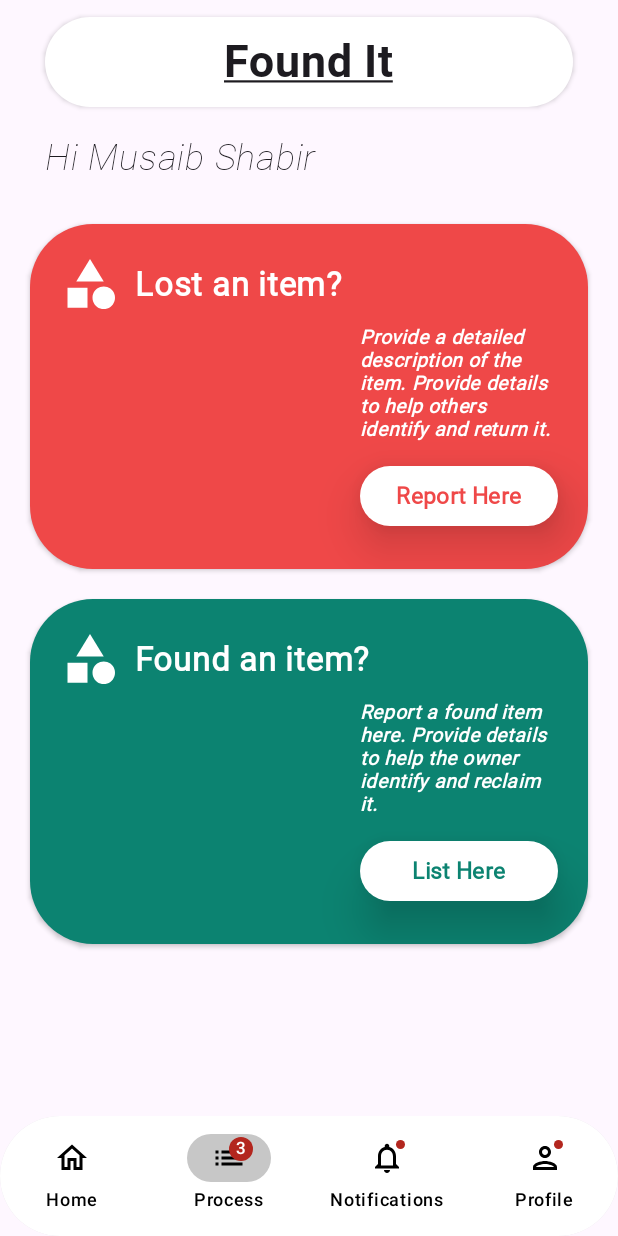
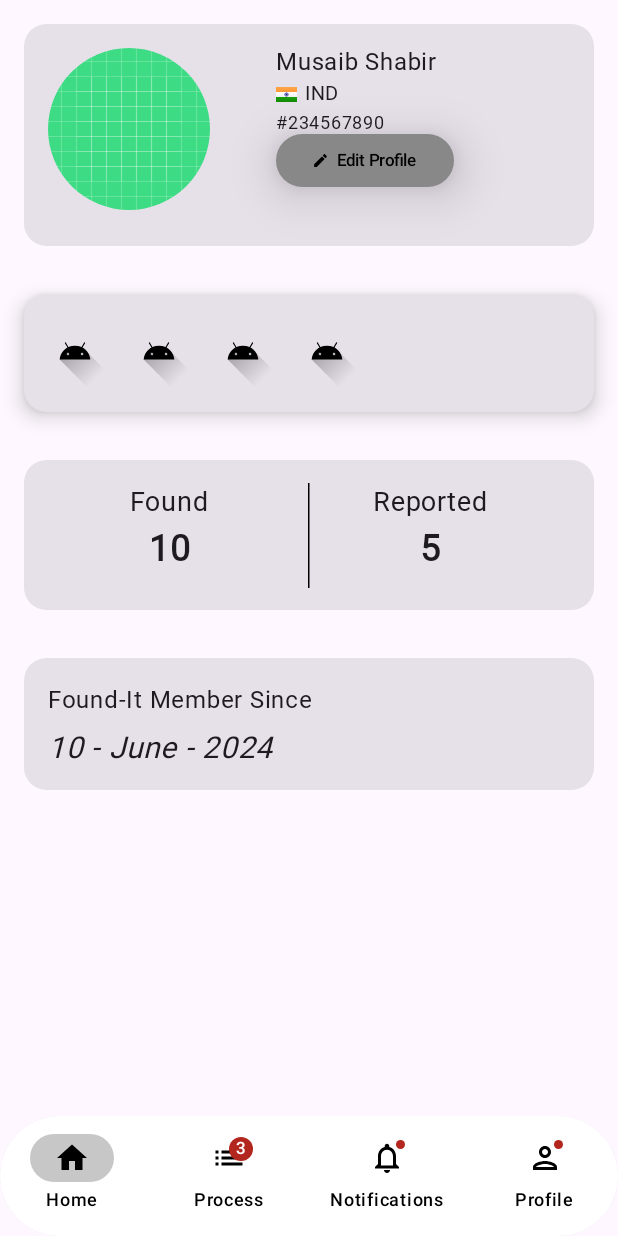
Before and after one commit to MusaibShabir/Found_It, an Android app built with Jetpack Compose: the screen it shows after launch (MainActivity), item 2 of the bottom bar chosen, on a phone screen of 412 x 824 dp. Run offline under Robolectric (Android 15) with nearby library versions, the phone set to English and light mode, and no system bars.

Commit message:
Navigation added from ProfileScreen.kt to HomeScreen.kt

```diff
--- a/app/build.gradle.kts
+++ b/app/build.gradle.kts
@@ -59,6 +59,7 @@ dependencies {
     implementation(libs.androidx.ui.graphics)
     implementation(libs.androidx.ui.tooling.preview)
     implementation(libs.androidx.material3)
+    implementation(libs.androidx.navigation.compose)
     testImplementation(libs.junit)
     androidTestImplementation(libs.androidx.junit)
     androidTestImplementation(libs.androidx.espresso.core)
--- a/app/src/main/java/com/example/foundit/MainActivity.kt
+++ b/app/src/main/java/com/example/foundit/MainActivity.kt
@@ -10,6 +10,7 @@ import androidx.compose.runtime.Composable
 import androidx.compose.ui.Modifier
 import androidx.compose.ui.tooling.preview.Preview
 import com.example.foundit.screens.HomeScreen
+import com.example.foundit.screens.MainScreen
 import com.example.foundit.ui.theme.FoundItTheme
 
 
@@ -21,7 +22,7 @@ class MainActivity : ComponentActivity() {
         enableEdgeToEdge()
         setContent {
             FoundItTheme {
-                HomeScreen(modifier = Modifier)
+                MainScreen(modifier = Modifier)
             }
         }
     }
--- a/app/src/main/java/com/example/foundit/components/NavigationBar.kt
+++ b/app/src/main/java/com/example/foundit/components/NavigationBar.kt
@@ -16,19 +16,23 @@ import androidx.compose.runtime.Composable
 import androidx.compose.runtime.getValue
 import androidx.compose.runtime.mutableIntStateOf
 import androidx.compose.runtime.saveable.rememberSaveable
-import androidx.compose.runtime.setValue
 import androidx.compose.ui.Alignment
 import androidx.compose.ui.Modifier
 import androidx.compose.ui.graphics.Color
-import androidx.compose.ui.tooling.preview.Preview
+
 import androidx.compose.ui.unit.dp
+import androidx.navigation.NavHostController
 import com.example.foundit.data.NavigationItems
 import com.example.foundit.ui.theme.SelectedIcon
 
 
 @Composable
-fun NavigationBar(modifier: Modifier) {
-    var selectedItemIndex by rememberSaveable {
+fun NavigationBar(
+    modifier: Modifier,
+    onItemSelected: (Int) -> Unit,
+    navController: NavHostController
+) {
+    val selectedItemIndex by rememberSaveable {
         mutableIntStateOf(0)
     }
 
@@ -48,7 +52,8 @@ fun NavigationBar(modifier: Modifier) {
                     NavigationBarItem(
                         selected = selectedItemIndex == index,
                         onClick = {
-                            selectedItemIndex = index
+                            onItemSelected(index)
+                            navController.navigate(if (index == 0) "home" else "profile") // Navigate based on index
 
                         },
                         colors = NavigationBarItemColors(
@@ -92,9 +97,10 @@ fun NavigationBar(modifier: Modifier) {
 }
 
 
-
+/*
 @Composable
 @Preview(showBackground = true, showSystemUi = false)
 fun PreviewMainScreen() {
     NavigationBar(modifier = Modifier)
 }
+ */
--- /dev/null
+++ b/app/src/main/java/com/example/foundit/screens/HomeScreen.kt
@@ -0,0 +1,71 @@
+package com.example.foundit.screens
+
+
+import android.annotation.SuppressLint
+import androidx.compose.foundation.layout.Arrangement
+import androidx.compose.foundation.layout.Column
+import androidx.compose.foundation.layout.fillMaxSize
+import androidx.compose.foundation.layout.padding
+import androidx.compose.material3.Scaffold
+import androidx.compose.runtime.Composable
+import androidx.compose.ui.Alignment
+import androidx.compose.ui.Modifier
+import androidx.compose.ui.tooling.preview.Preview
+import androidx.compose.ui.unit.dp
+import com.example.foundit.R
+import com.example.foundit.components.AppName
+import com.example.foundit.components.Greetings
+import com.example.foundit.components.MainCard
+import com.example.foundit.ui.theme.MainGreen
+import com.example.foundit.ui.theme.MainRed
+
+
+@SuppressLint("UnusedMaterial3ScaffoldPaddingParameter")
+@Composable
+fun HomeScreen(modifier: Modifier) {
+    Scaffold(
+        modifier = modifier,
+    ) { innerPadding ->
+        Column(
+            modifier = modifier
+                .fillMaxSize()
+                .padding(innerPadding)
+                .padding(top = 1.dp, start = 20.dp, end = 20.dp),
+            horizontalAlignment = Alignment.CenterHorizontally
+        ) {
+            AppName(modifier = modifier)
+            Greetings(modifier = modifier, name =  "Musaib Shabir")
+
+            Column(
+                modifier = modifier
+                    .fillMaxSize()
+                    .padding(vertical = 20.dp),
+                verticalArrangement = Arrangement.Top,
+                horizontalAlignment = Alignment.CenterHorizontally,
+            ) {
+                MainCard(
+                    modifier = Modifier,
+                    cardHeading = R.string.lost_card_heading,
+                    cardTitle = R.string.lost_card_sub_title,
+                    buttonName = R.string.lost_card_button,
+                    cardColor = MainRed
+                )
+
+                MainCard(
+                    modifier = Modifier,
+                    cardHeading = R.string.found_card_heading,
+                    cardTitle = R.string.found_card_sub_title,
+                    buttonName = R.string.found_card_button,
+                    cardColor = MainGreen
+                )
+
+            }
+        }
+    }
+}
+
+@Composable
+@Preview(showBackground = true, showSystemUi = true)
+fun PreviewMainScreen() {
+    HomeScreen(modifier = Modifier)
+}
--- a/app/src/main/java/com/example/foundit/screens/MainScreen.kt
+++ b/app/src/main/java/com/example/foundit/screens/MainScreen.kt
@@ -1,72 +1,53 @@
 package com.example.foundit.screens
 
-
-import android.annotation.SuppressLint
-import androidx.compose.foundation.layout.Arrangement
-import androidx.compose.foundation.layout.Column
-import androidx.compose.foundation.layout.fillMaxSize
 import androidx.compose.foundation.layout.padding
 import androidx.compose.material3.Scaffold
 import androidx.compose.runtime.Composable
-import androidx.compose.ui.Alignment
+import androidx.compose.runtime.getValue
+import androidx.compose.runtime.mutableIntStateOf
+import androidx.compose.runtime.saveable.rememberSaveable
+import androidx.compose.runtime.setValue
 import androidx.compose.ui.Modifier
-import androidx.compose.ui.tooling.preview.Preview
-import androidx.compose.ui.unit.dp
+import androidx.compose.ui.res.painterResource
+import androidx.navigation.compose.NavHost
+import androidx.navigation.compose.composable
+import androidx.navigation.compose.rememberNavController
 import com.example.foundit.R
-import com.example.foundit.components.AppName
-import com.example.foundit.components.Greetings
-import com.example.foundit.components.MainCard
 import com.example.foundit.components.NavigationBar
-import com.example.foundit.ui.theme.MainGreen
-import com.example.foundit.ui.theme.MainRed
 
-
-@SuppressLint("UnusedMaterial3ScaffoldPaddingParameter")
 @Composable
-fun HomeScreen(modifier: Modifier) {
+fun MainScreen(modifier: Modifier) {
+    var currentScreenIndex by rememberSaveable { mutableIntStateOf(0) }
+    val navController = rememberNavController()
     Scaffold(
         modifier = modifier,
-        bottomBar = { NavigationBar(modifier = modifier) }
+        bottomBar = { NavigationBar(
+            modifier = modifier,
+            onItemSelected = { index -> currentScreenIndex = index },
+            navController = navController
+        ) }
     ) { innerPadding ->
-        Column(
-            modifier = modifier
-                .fillMaxSize()
-                .padding(innerPadding)
-                .padding(top = 1.dp, start = 20.dp, end = 20.dp),
-            horizontalAlignment = Alignment.CenterHorizontally
+
+        NavHost(
+            navController = navController,
+            startDestination = "home",
+            modifier = Modifier.padding(innerPadding)
         ) {
-            AppName(modifier = modifier)
-            Greetings(modifier = modifier, name =  "Musaib Shabir")
-
-            Column(
-                modifier = modifier
-                    .fillMaxSize()
-                    .padding(vertical = 20.dp),
-                verticalArrangement = Arrangement.Top,
-                horizontalAlignment = Alignment.CenterHorizontally,
-            ) {
-                MainCard(
+            composable("home") { HomeScreen(modifier = modifier) }
+            composable("profile") {
+                ProfileScreen(
                     modifier = Modifier,
-                    cardHeading = R.string.lost_card_heading,
-                    cardTitle = R.string.lost_card_sub_title,
-                    buttonName = R.string.lost_card_button,
-                    cardColor = MainRed
-                )
-
-                MainCard(
-                    modifier = Modifier,
-                    cardHeading = R.string.found_card_heading,
-                    cardTitle = R.string.found_card_sub_title,
-                    buttonName = R.string.found_card_button,
-                    cardColor = MainGreen
+                    profileName = "Musaib Shabir",
+                    profilePicture = painterResource(id = R.drawable.ic_launcher_background),
+                    profileCountryFlag = painterResource(id = R.drawable.flag_in),
+                    profileCountryCode = "IND",
+                    profileId = 234567890,
+                    badges = badgeImages,
+                    foundScore = 10,
+                    reportedScore = 5,
+                    memberSince = "10 - June - 2024"
                 )
             }
         }
     }
 }
-
-@Composable
-@Preview(showBackground = true, showSystemUi = true)
-fun PreviewMainScreen() {
-    HomeScreen(modifier = Modifier)
-}
--- a/app/src/main/java/com/example/foundit/screens/ProfileScreen.kt
+++ b/app/src/main/java/com/example/foundit/screens/ProfileScreen.kt
@@ -13,7 +13,6 @@ import androidx.compose.ui.tooling.preview.Preview
 import com.example.foundit.R
 import com.example.foundit.components.BadgeCard
 import com.example.foundit.components.MemberSinceCard
-import com.example.foundit.components.NavigationBar
 import com.example.foundit.components.ProfileHeadingCard
 import com.example.foundit.components.ScoreCard
 
@@ -33,7 +32,6 @@ fun ProfileScreen(
 ) {
     Scaffold(
         modifier = modifier,
-        bottomBar = { NavigationBar(modifier = modifier) }
     ) {innerPadding ->
         Column(
             modifier = modifier
--- a/gradle/libs.versions.toml
+++ b/gradle/libs.versions.toml
@@ -3,13 +3,12 @@ agp = "8.5.0"
 kotlin = "1.9.0"
 coreKtx = "1.13.1"
 junit = "4.13.2"
-junitVersion = "1.1.5"
-espressoCore = "3.5.1"
-lifecycleRuntimeKtx = "2.8.2"
+junitVersion = "1.2.1"
+espressoCore = "3.6.1"
+lifecycleRuntimeKtx = "2.8.3"
 activityCompose = "1.9.0"
 composeBom = "2024.06.00"
-appcompat = "1.7.0"
-material = "1.12.0"
+navigationCompose = "2.7.7"
 
 
 [libraries]
@@ -28,8 +27,7 @@ androidx-ui-tooling-preview = { group = "androidx.compose.ui", name = "ui-toolin
 androidx-ui-test-manifest = { group = "androidx.compose.ui", name = "ui-test-manifest" }
 androidx-ui-test-junit4 = { group = "androidx.compose.ui", name = "ui-test-junit4" }
 androidx-material3 = { group = "androidx.compose.material3", name = "material3" }
-androidx-appcompat = { group = "androidx.appcompat", name = "appcompat", version.ref = "appcompat" }
-material = { group = "com.google.android.material", name = "material", version.ref = "material" }
+androidx-navigation-compose = { group = "androidx.navigation", name = "navigation-compose", version.ref = "navigationCompose" }
 
 
 [plugins]
```
